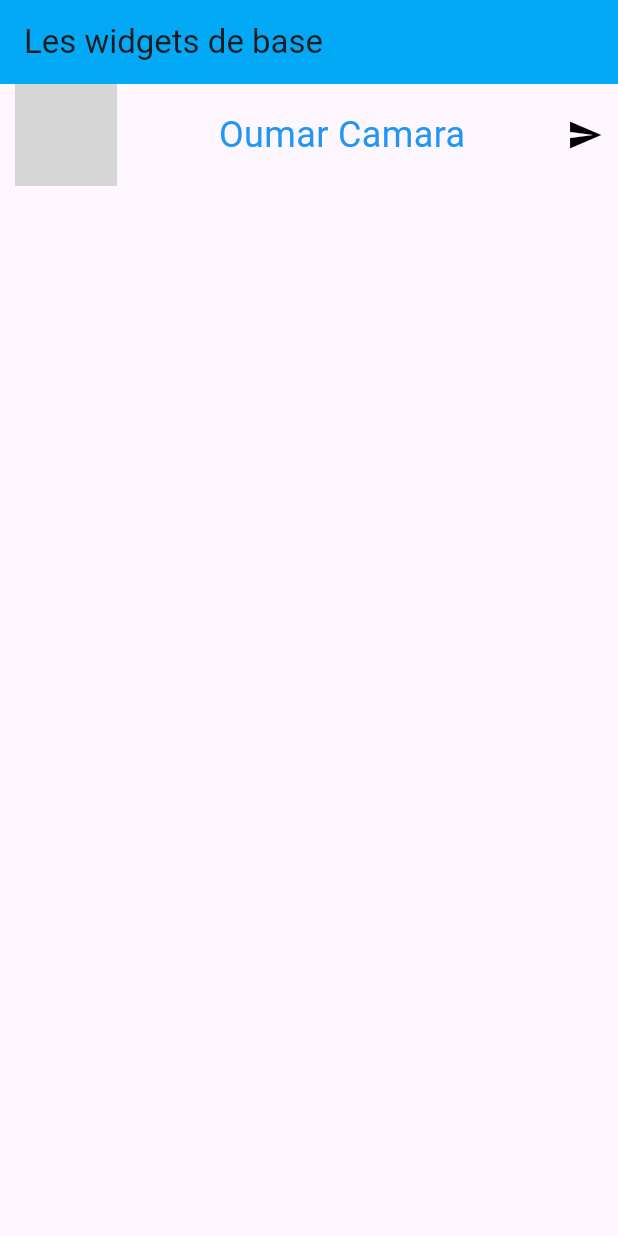
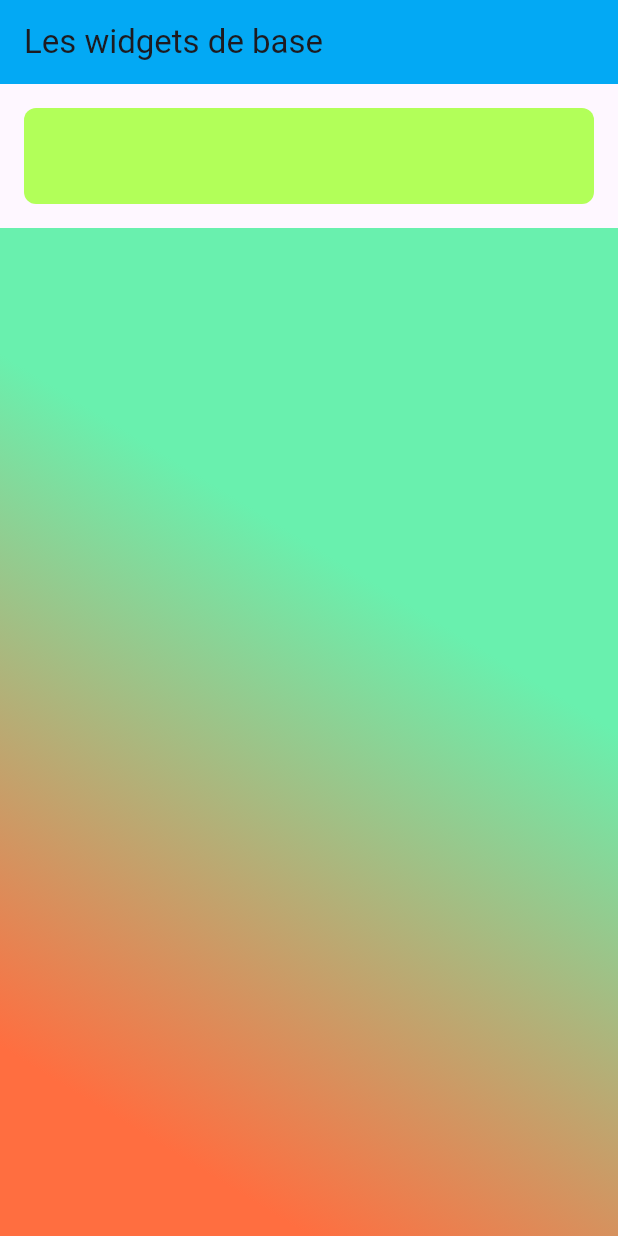
Before and after one commit to Bobo844/flutter_labs, a Flutter app: the screen it shows after launch, on a phone screen of 412 x 824 dp. Run offline on Flutter 3.47's test engine with Material 3 defaults, Android fonts, the phone set to English and light mode, and no system bars; our stand-ins replace google_fonts; grey boxes are pictures that could not be loaded.

Commit message:
les expandeds

```diff
--- a/demo_app3/lib/main.dart
+++ b/demo_app3/lib/main.dart
@@ -16,30 +16,31 @@ class MonApplication extends StatelessWidget {
           backgroundColor: Colors.lightBlue,
           title: const Text('Les widgets de base'),
         ),
-        body:SingleChildScrollView(
-        child: Padding(
-          padding:EdgeInsets.symmetric(horizontal: 10),
-          child: Row(
-            mainAxisSize: MainAxisSize.max,
-            mainAxisAlignment: MainAxisAlignment.spaceBetween,
-            crossAxisAlignment: CrossAxisAlignment.center,
+        body:Column(
           children: [
-                CircleAvatar(
-                  radius: 34,
-                  backgroundImage:NetworkImage("https://external-content.duckduckgo.com/iu/?u=https%3A%2F%2Fwww.fr.clipproject.info%2Fimages%2Fjoomgallery%2Foriginals%2Fbureau_10%2Fingenieur_cliparts_gratuis__bureau_images_20160412_1456662735.png&f=1&nofb=1&ipt=bd117c9bfb6c53298671d2730805eea9c2896c6249c8fce5a21f5e1d42a00628&ipo=images"),
-                ),
-                Text(
-                  "Oumar Camara",
-                  style: TextStyle(
-                    color: Colors.blue,
-                    fontSize: 24,
+            Container(
+              height:64,
+              margin: const EdgeInsets.all(16),
+              decoration: BoxDecoration(
+                borderRadius: BorderRadius.circular(8),
+                color: Colors.lightGreenAccent
               ),
             ),
-                Icon(Icons.send,color: Colors.black)
+            Expanded(
+              child: Container(
+                decoration: BoxDecoration(
+                  gradient: LinearGradient(
+                  colors:[
+                      Colors.deepOrangeAccent,
+                      Colors.greenAccent
+
                     ],
+                    begin: Alignment.bottomCenter
+                  )
                 ),
               ),
-
+            )
+          ]
         )
 
         )
```
Lines whose indentation alone changed are shown as unchanged.
